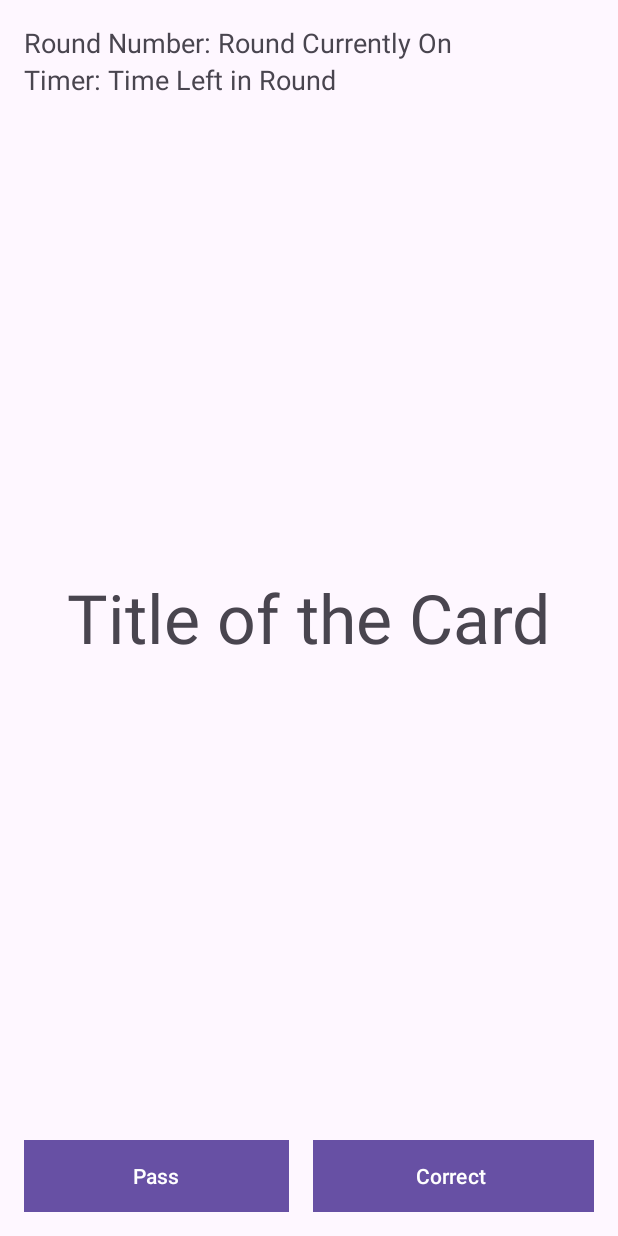
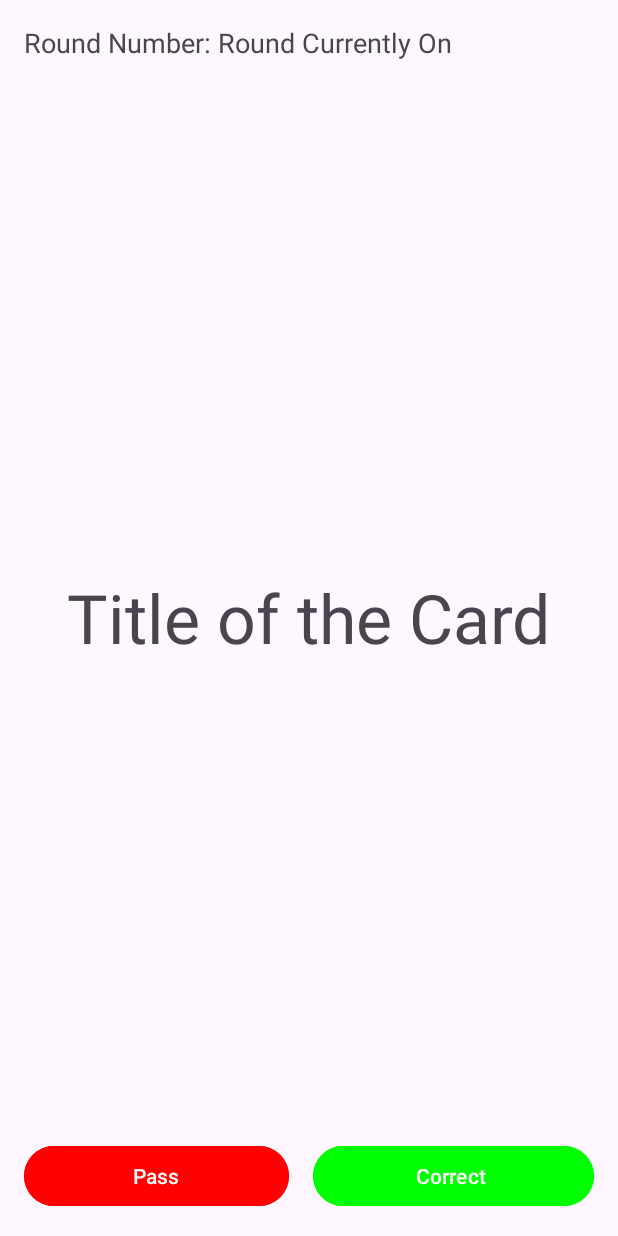
Before and after one commit to FishyBizz/Phrazes, an Android app: the layout display_card.xml on its own in the app's theme, with its tools: preview values and no code run, on a phone screen of 412 x 824 dp. Run offline under Robolectric (Android 15) with nearby library versions, the phone set to English and light mode, and no system bars.

Commit message:
added functionality to add cards, made the choose deck screen after play is hit in the main menu,

```diff
--- a/app/src/main/AndroidManifest.xml
+++ b/app/src/main/AndroidManifest.xml
@@ -19,6 +19,9 @@
             android:name=".SettingsActivity"
             android:exported="false" />
         <activity
+            android:name=".AddCards"
+            android:exported="false" />
+        <activity
             android:name=".CreateCategoryActivity"
             android:exported="false" />
         <activity
@@ -29,6 +32,9 @@
             android:exported="false" />
         <activity
             android:name=".GameActivity"
+            android:exported="false" />
+        <activity
+            android:name=".ChooseDeck"
             android:exported="false" />
         <activity
             android:name=".SignUpActivity"
--- a/app/src/main/java/edu/msu/cse476/phrazes/phrazes/CreateCategoryActivity.java
+++ b/app/src/main/java/edu/msu/cse476/phrazes/phrazes/CreateCategoryActivity.java
@@ -19,7 +19,6 @@ public class CreateCategoryActivity extends AppCompatActivity {
         setContentView(R.layout.create_category);
 
         backButton = findViewById(R.id.create_back);
-        createButton = findViewById(R.id.createDeckButton);
 
         backButton.setOnClickListener(new View.OnClickListener() {
             @Override
@@ -33,6 +32,8 @@ public class CreateCategoryActivity extends AppCompatActivity {
             }
         });
 
+        createButton = findViewById(R.id.createDeckButton);
+
         createButton.setOnClickListener(new View.OnClickListener() {
             @Override
             public void onClick(View v) {
--- a/app/src/main/java/edu/msu/cse476/phrazes/phrazes/GameActivity.java
+++ b/app/src/main/java/edu/msu/cse476/phrazes/phrazes/GameActivity.java
@@ -19,7 +19,7 @@ public class GameActivity extends AppCompatActivity {
     @Override
     protected void onCreate(Bundle savedInstanceState) {
         super.onCreate(savedInstanceState);
-        setContentView(R.layout.choose_category);
+        setContentView(R.layout.activity_game);
     }
 
     private int redScore = 0;
--- a/app/src/main/res/layout/activity_main_menu.xml
+++ b/app/src/main/res/layout/activity_main_menu.xml
@@ -26,7 +26,7 @@
         android:layout_height="wrap_content"
         android:layout_marginBottom="8dp"
         android:backgroundTint="@color/black"
-        android:onClick="onStartGame"
+        android:onClick="onStartChooseDeck"
         android:text="@string/play_button" />
 
     <!-- Download Categories Button -->
--- a/app/src/main/res/layout/display_card.xml
+++ b/app/src/main/res/layout/display_card.xml
@@ -25,23 +25,6 @@
         android:textAppearance="@style/TextAppearance.AppCompat.Medium" />
 
     <TextView
-        android:id="@+id/TimerTitle"
-        android:layout_width="wrap_content"
-        android:layout_height="wrap_content"
-        android:layout_below="@id/RoundNumber"
-        android:text="@string/Timer"
-        android:textAppearance="@style/TextAppearance.AppCompat.Medium" />
-
-    <TextView
-        android:id="@+id/Timer"
-        android:layout_width="wrap_content"
-        android:layout_height="wrap_content"
-        android:layout_below="@id/RoundNumber"
-        android:layout_toRightOf="@id/TimerTitle"
-        android:text="@string/TimeLeft"
-        android:textAppearance="@style/TextAppearance.AppCompat.Medium" />
-
-    <TextView
         android:id="@+id/addCardsTitle"
         android:layout_width="wrap_content"
         android:layout_height="wrap_content"
@@ -62,7 +45,7 @@
             android:layout_height="wrap_content"
             android:layout_marginEnd="16dp"
             android:layout_weight="1"
-            android:background="@color/red"
+            android:backgroundTint="@color/red"
             android:text="@string/Pass" />
 
         <Button
@@ -70,7 +53,7 @@
             android:layout_width="wrap_content"
             android:layout_height="wrap_content"
             android:layout_weight="1"
-            android:background="@color/green"
+            android:backgroundTint="@color/green"
             android:text="@string/correct" />
 
     </LinearLayout>
```
Also changed, not shown: app/src/main/java/edu/msu/cse476/phrazes/phrazes/AddCards.java (+37 -1 lines), app/src/main/java/edu/msu/cse476/phrazes/phrazes/ChooseDeck.java (added, +29 -0 lines), app/src/main/java/edu/msu/cse476/phrazes/phrazes/MainMenu.java (+5 -5 lines), app/src/main/res/layout/choose_category.xml (+10 -1 lines).
